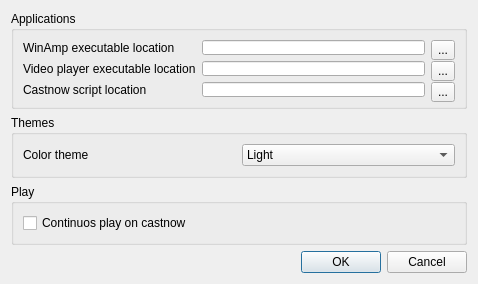
The window that SettingsDialog.ui (FelixdelasPozas/Now-Play) describes before a commit, drawn with Qt 5.
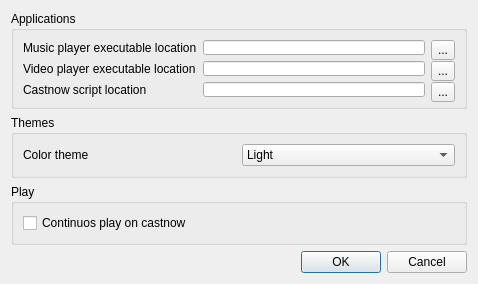
The same window after the commit. Icons and pictures are not drawn.

Commit message: More generic players use instead of winamo and smplayer. Bump to version 2.7.0

Diff of the .ui file:
```diff
--- a/SettingsDialog.ui
+++ b/SettingsDialog.ui
@@ -47,7 +47,7 @@
         <item row="0" column="0">
          <widget class="QLabel" name="label">
           <property name="text">
-           <string>WinAmp executable location</string>
+           <string>Music player executable location</string>
           </property>
          </widget>
         </item>
```
Left out of the diff: 4 changed lines with no effect on the pictures. The commit also changes 10 other files.
